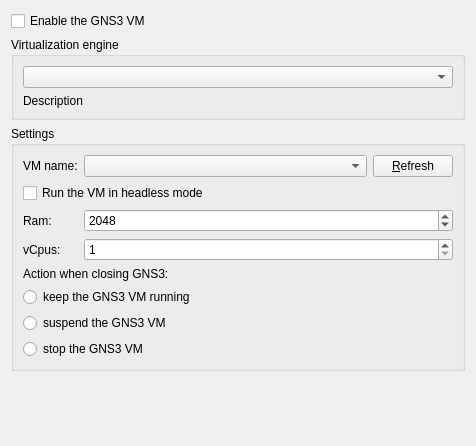
The window that gns3/ui/gns3_vm_preferences_page.ui (GNS3/gns3-gui) describes before a commit, drawn with Qt 5.
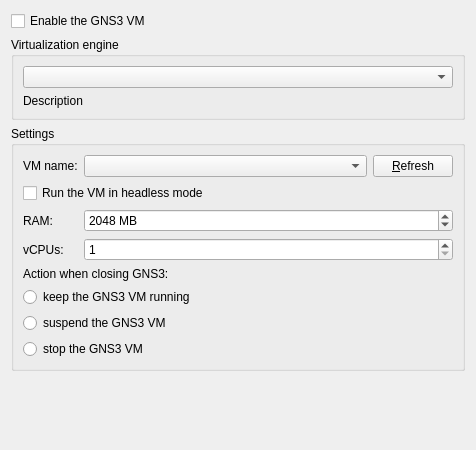
The same window after the commit.

The edit to the form file:
```diff
--- a/gns3/ui/gns3_vm_preferences_page.ui
+++ b/gns3/ui/gns3_vm_preferences_page.ui
@@ -7,7 +7,7 @@
     <x>0</x>
     <y>0</y>
     <width>476</width>
-    <height>446</height>
+    <height>450</height>
    </rect>
   </property>
   <property name="sizePolicy">
@@ -151,12 +151,15 @@
       <item row="4" column="0">
        <widget class="QLabel" name="uiRamLabel">
         <property name="text">
-         <string>Ram:</string>
+         <string>RAM:</string>
         </property>
        </widget>
       </item>
       <item row="4" column="1">
        <widget class="QSpinBox" name="uiRamSpinBox">
+        <property name="suffix">
+         <string> MB</string>
+        </property>
         <property name="minimum">
          <number>512</number>
         </property>
@@ -184,7 +187,7 @@
       <item row="5" column="0">
        <widget class="QLabel" name="uiCpuLabel">
         <property name="text">
-         <string>vCpus:</string>
+         <string>vCPUs:</string>
         </property>
        </widget>
       </item>
```
